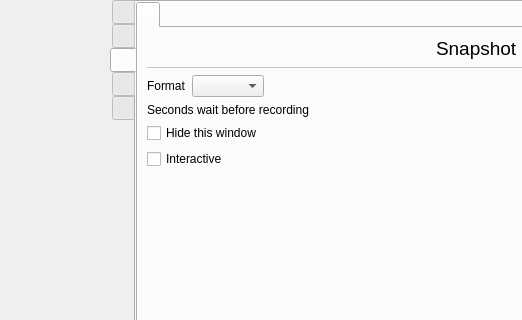
Before: the Qt Designer form src/wayland/formMainWindow_wl.ui in vkohaupt/vokoscreenNG, drawn with Qt 5; both pictures show x 0 to 522 and y 0 to 320 of the 820 by 498 pixel window.
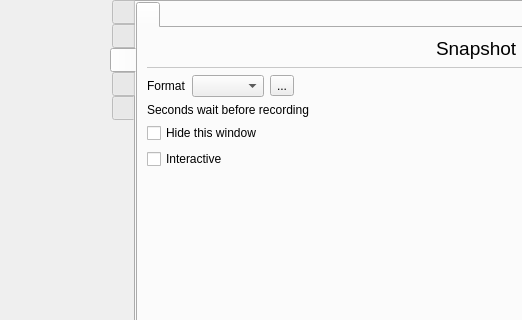
After: the same form once the commit is applied. The open tabs and pages were chosen to show the change. Icons and pictures are not drawn.

Commit message: Wayland: Added toolButton snapshot formats reset

```diff
--- a/src/wayland/formMainWindow_wl.ui
+++ b/src/wayland/formMainWindow_wl.ui
@@ -2866,6 +2866,17 @@
                   <item>
                    <widget class="QComboBox" name="comboBoxSnapshotImageFormats"/>
                   </item>
+                  <item>
+                   <widget class="QToolButton" name="toolButtonSnapshotFormatsReset">
+                    <property name="text">
+                     <string notr="true">...</string>
+                    </property>
+                    <property name="icon">
+                     <iconset resource="../screencast.qrc">
+                      <normaloff>:/pictures/screencast/undo.png</normaloff>:/pictures/screencast/undo.png</iconset>
+                    </property>
+                   </widget>
+                  </item>
                   <item>
                    <spacer name="horizontalSpacer_26">
                     <property name="orientation">
```
Left out of the diff: 4 changed lines with no effect on the pictures. The commit also changes 1 other file.
